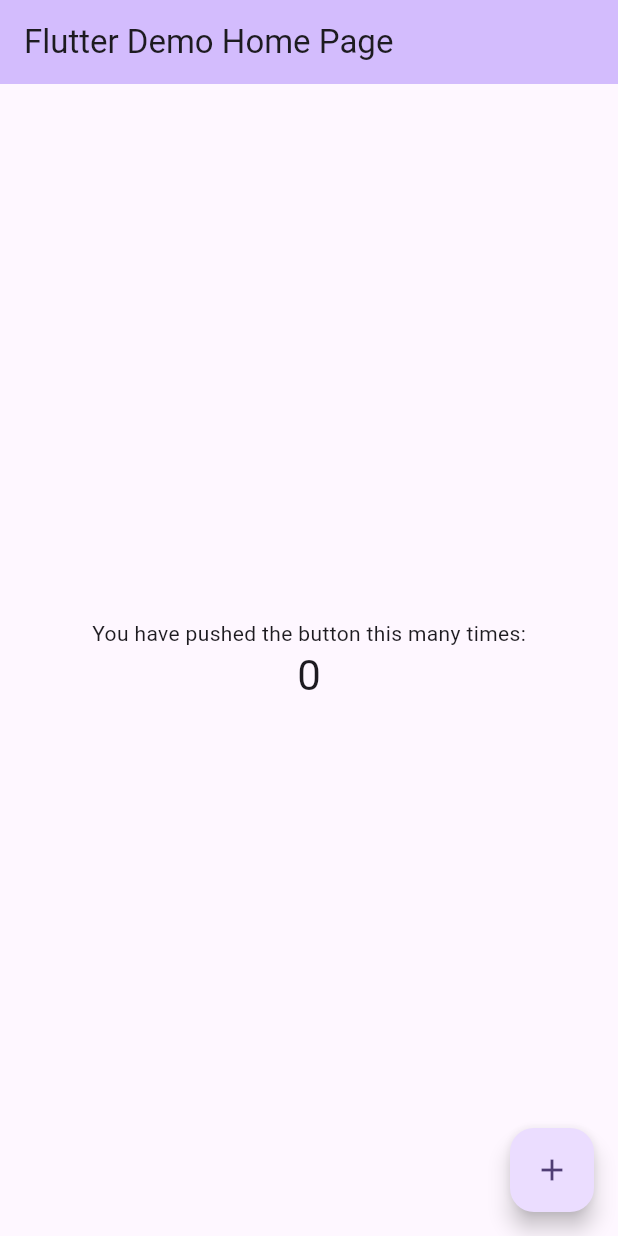
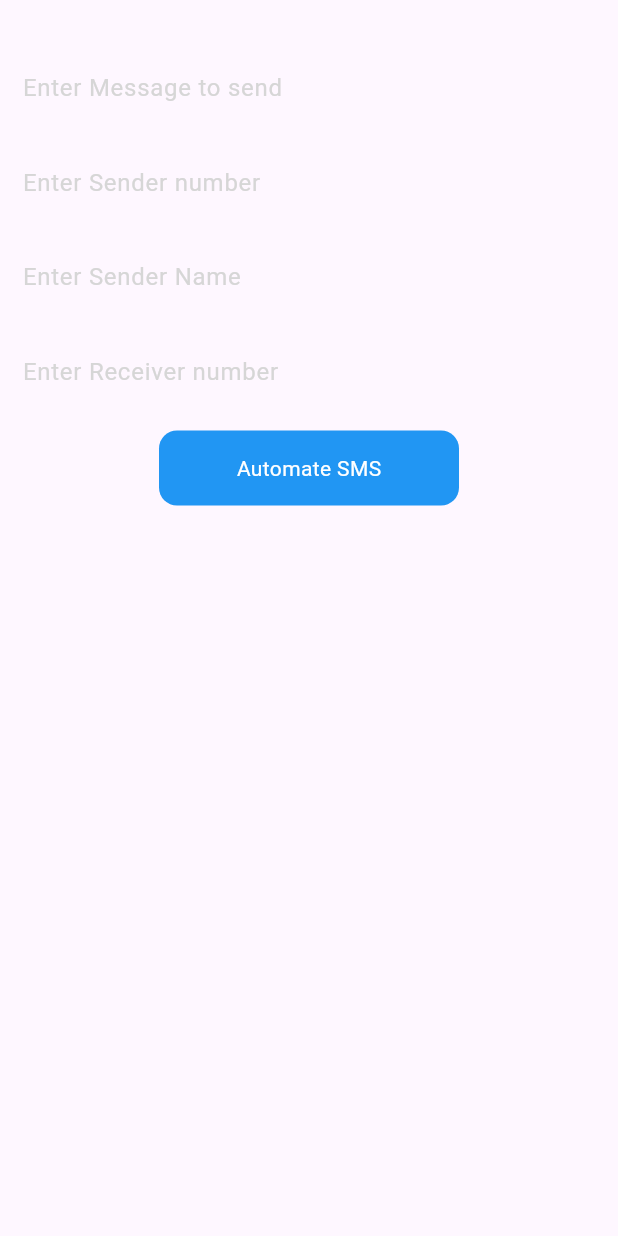
Before and after one commit to nestsoft-dev/Automated-bulk-sms-from-Power-apps-microsoft-, a Flutter app: the screen it shows after launch, on a phone screen of 412 x 824 dp. Run offline on Flutter 3.47's test engine with Material 3 defaults, Android fonts, the phone set to English and light mode, and no system bars.

Commit message:
UI completed

```diff
--- a/lib/main.dart
+++ b/lib/main.dart
@@ -1,4 +1,6 @@
 import 'package:flutter/material.dart';
+
+import 'screens/homescreen.dart';
 
 void main() {
   runApp(const MyApp());
@@ -11,7 +13,8 @@
   @override
   Widget build(BuildContext context) {
     return MaterialApp(
-      title: 'Flutter Demo',
+      debugShowCheckedModeBanner: false,
+      title: 'Automated sms',
       theme: ThemeData(
         // This is the theme of your application.
         //
@@ -31,95 +34,7 @@
         colorScheme: ColorScheme.fromSeed(seedColor: Colors.deepPurple),
         useMaterial3: true,
       ),
-      home: const MyHomePage(title: 'Flutter Demo Home Page'),
+      home: const HomeScreen(),
     );
   }
 }
-
-class MyHomePage extends StatefulWidget {
-  const MyHomePage({super.key, required this.title});
-
-  // This widget is the home page of your application. It is stateful, meaning
-  // that it has a State object (defined below) that contains fields that affect
-  // how it looks.
-
-  // This class is the configuration for the state. It holds the values (in this
-  // case the title) provided by the parent (in this case the App widget) and
-  // used by the build method of the State. Fields in a Widget subclass are
-  // always marked "final".
-
-  final String title;
-
-  @override
-  State<MyHomePage> createState() => _MyHomePageState();
-}
-
-class _MyHomePageState extends State<MyHomePage> {
-  int _counter = 0;
-
-  void _incrementCounter() {
-    setState(() {
-      // This call to setState tells the Flutter framework that something has
-      // changed in this State, which causes it to rerun the build method below
-      // so that the display can reflect the updated values. If we changed
-      // _counter without calling setState(), then the build method would not be
-      // called again, and so nothing would appear to happen.
-      _counter++;
-    });
-  }
-
-  @override
-  Widget build(BuildContext context) {
-    // This method is rerun every time setState is called, for instance as done
-    // by the _incrementCounter method above.
-    //
-    // The Flutter framework has been optimized to make rerunning build methods
-    // fast, so that you can just rebuild anything that needs updating rather
-    // than having to individually change instances of widgets.
-    return Scaffold(
-      appBar: AppBar(
-        // TRY THIS: Try changing the color here to a specific color (to
-        // Colors.amber, perhaps?) and trigger a hot reload to see the AppBar
-        // change color while the other colors stay the same.
-        backgroundColor: Theme.of(context).colorScheme.inversePrimary,
-        // Here we take the value from the MyHomePage object that was created by
-        // the App.build method, and use it to set our appbar title.
-        title: Text(widget.title),
-      ),
-      body: Center(
-        // Center is a layout widget. It takes a single child and positions it
-        // in the middle of the parent.
-        child: Column(
-          // Column is also a layout widget. It takes a list of children and
-          // arranges them vertically. By default, it sizes itself to fit its
-          // children horizontally, and tries to be as tall as its parent.
-          //
-          // Column has various properties to control how it sizes itself and
-          // how it positions its children. Here we use mainAxisAlignment to
-          // center the children vertically; the main axis here is the vertical
-          // axis because Columns are vertical (the cross axis would be
-          // horizontal).
-          //
-          // TRY THIS: Invoke "debug painting" (choose the "Toggle Debug Paint"
-          // action in the IDE, or press "p" in the console), to see the
-          // wireframe for each widget.
-          mainAxisAlignment: MainAxisAlignment.center,
-          children: <Widget>[
-            const Text(
-              'You have pushed the button this many times:',
-            ),
-            Text(
-              '$_counter',
-              style: Theme.of(context).textTheme.headlineMedium,
-            ),
-          ],
-        ),
-      ),
-      floatingActionButton: FloatingActionButton(
-        onPressed: _incrementCounter,
-        tooltip: 'Increment',
-        child: const Icon(Icons.add),
-      ), // This trailing comma makes auto-formatting nicer for build methods.
-    );
-  }
-}
--- /dev/null
+++ b/lib/model/response.dart
@@ -0,0 +1,5 @@
+// import 'package:automated_sms_system/model/data.dart';
+//
+// class ResponeModel{
+//   final Data data;
+// }
--- /dev/null
+++ b/lib/screens/homescreen.dart
@@ -0,0 +1,78 @@
+import 'package:flutter/material.dart';
+
+class HomeScreen extends StatefulWidget {
+  const HomeScreen({super.key});
+
+  @override
+  State<HomeScreen> createState() => _HomeScreenState();
+}
+
+class _HomeScreenState extends State<HomeScreen> {
+  final _number =  TextEditingController();
+  final _senderName =  TextEditingController();
+  final _message =  TextEditingController();
+  final _from =  TextEditingController();
+
+  @override
+  Widget build(BuildContext context) {
+    return Scaffold(
+      body:Padding(
+        padding: const EdgeInsets.symmetric(horizontal: 15,vertical: 15),
+        child: Column(
+           // mainAxisAlignment: MainAxisAlignment.sp,
+            children:[
+              SizedBox(height: 20,),
+          TextFormField(
+            keyboardType: TextInputType.name,
+            controller: _message,
+            decoration: InputDecoration(
+            hintText: 'Enter Message to send',hintStyle: TextStyle(color: Colors.grey[350]),
+            border: InputBorder.none,
+
+          ),),
+          SizedBox(height: 15,),
+          TextFormField(
+            keyboardType: TextInputType.number,
+            controller: _from,
+            decoration: InputDecoration(
+              hintText: 'Enter Sender number',hintStyle: TextStyle(color: Colors.grey[350]),
+              border: InputBorder.none,
+
+            ),),
+              SizedBox(height: 15,),
+          TextFormField(
+            keyboardType: TextInputType.name,
+            controller: _senderName,
+            decoration: InputDecoration(
+              hintText: 'Enter Sender Name',hintStyle: TextStyle(color: Colors.grey[350]),
+              border: InputBorder.none,
+
+            ),),
+              SizedBox(height: 15,),
+          TextFormField(
+            keyboardType: TextInputType.number,
+            controller: _number,
+            decoration: InputDecoration(
+              hintText: 'Enter Receiver number',hintStyle: TextStyle(color: Colors.grey[350]),
+              border: InputBorder.none,
+
+            ),),
+              SizedBox(height: 15,),
+
+          GestureDetector(
+            onTap: (){
+
+            },
+            child: Container(
+              height: 50,width:200,
+                decoration: BoxDecoration(
+                  borderRadius: BorderRadius.circular(12),color: Colors.blue
+                ),
+                child:Center(child:Text('Automate SMS',style: TextStyle(color: Colors.white),))
+            ),
+          )
+        ]),
+      ),
+    );
+  }
+}
--- /dev/null
+++ b/lib/service/services.dart
@@ -0,0 +1,5 @@
+import 'package:http/http.dart' as http;
+
+class Services{
+
+}
--- a/pubspec.yaml
+++ b/pubspec.yaml
@@ -35,6 +35,7 @@ dependencies:
   # The following adds the Cupertino Icons font to your application.
   # Use with the CupertinoIcons class for iOS style icons.
   cupertino_icons: ^1.0.2
+  http: ^1.1.2
 
 dev_dependencies:
   flutter_test:
```
Also changed, not shown: lib/model/data.dart (added, +96 -0 lines), pubspec.lock.
